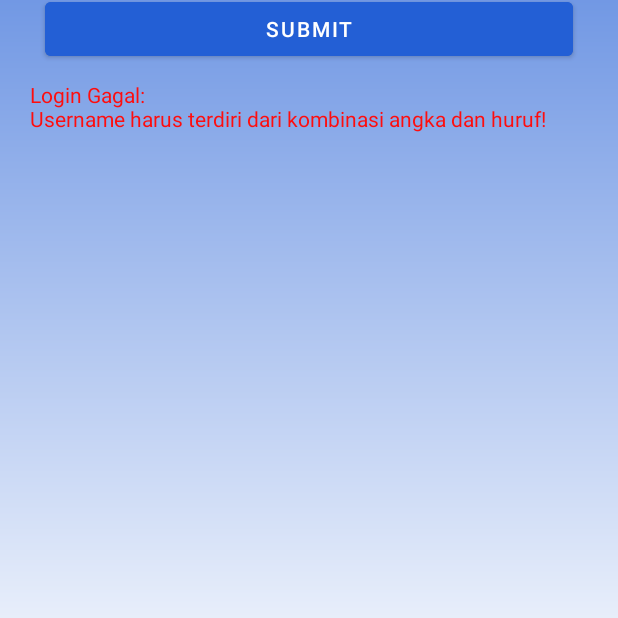
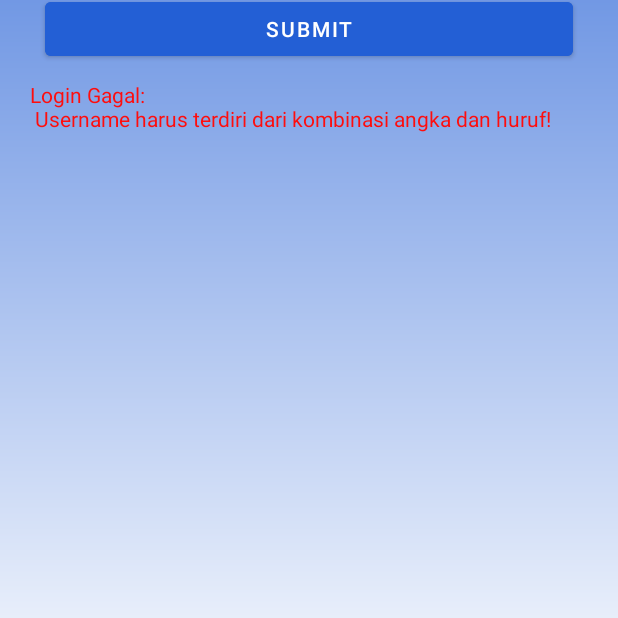
Before and after one commit to EbelAlfie/Week2Latihan3, an Android app: the screen it shows after launch (MainActivity), after a tap on "SUBMIT", on a phone screen of 412 x 824 dp, the part 495-1113 px from its top. Run offline under Robolectric (Android 15) with nearby library versions, the phone set to English and light mode, and no system bars; 1 other tap on this screen came first.

```diff
--- a/app/src/main/java/com/example/week2latihanno2/MainActivity.kt
+++ b/app/src/main/java/com/example/week2latihanno2/MainActivity.kt
@@ -124,10 +124,10 @@ class MainActivity : AppCompatActivity() {
     private fun message(msg: String, mode: Boolean) {
         if (!mode) {
             msgText.setTextColor(getColor(R.color.red))
-            msgText.text = getString(R.string.login_gagal) + msg
+            msgText.text = getString(R.string.login_gagal, msg)
         }else {
             msgText.setTextColor(getColor(R.color.green))
-            msgText.text = getString(R.string.login_berhasil) + msg
+            msgText.text = getString(R.string.login_berhasil, msg)
         }
     }
 }
--- a/app/src/main/res/values/strings.xml
+++ b/app/src/main/res/values/strings.xml
@@ -12,6 +12,6 @@
     <string name="pass_toolong">Password terlalu panjang!</string>
     <string name="invalid_user">Username atau password tidak valid!</string>
     <string name="pass_invalid">Password tidak valid!</string>
-    <string name="login_gagal">Login Gagal:\n</string>
-    <string name="login_berhasil">Login Berhasil:\nSelamat datang </string>
+    <string name="login_gagal">Login Gagal:\n %s</string>
+    <string name="login_berhasil">Login Berhasil:\nSelamat datang %s</string>
 </resources>
```
